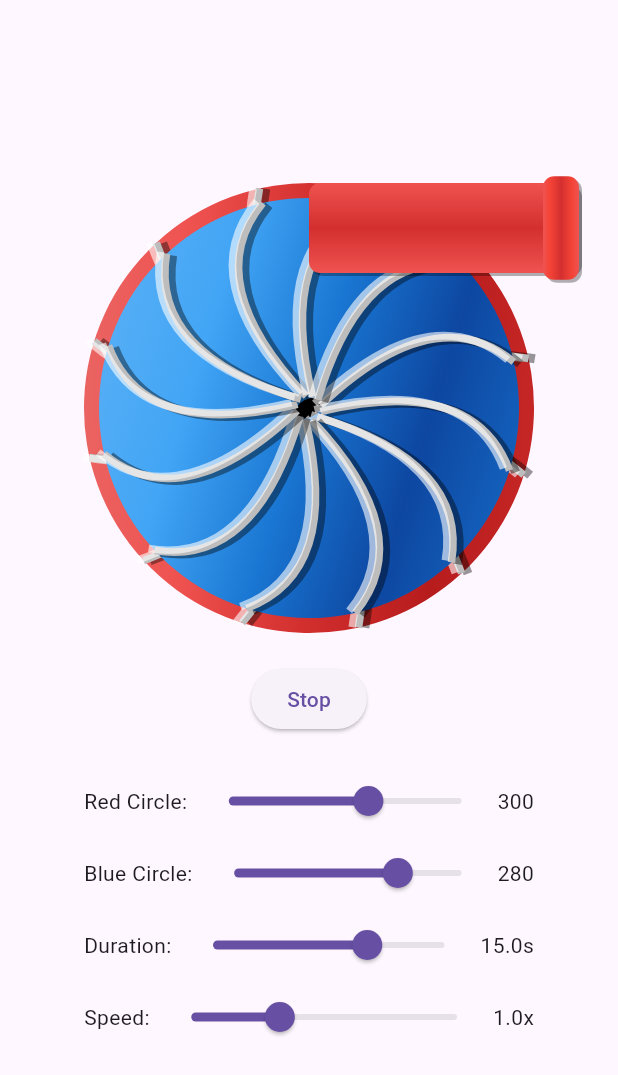
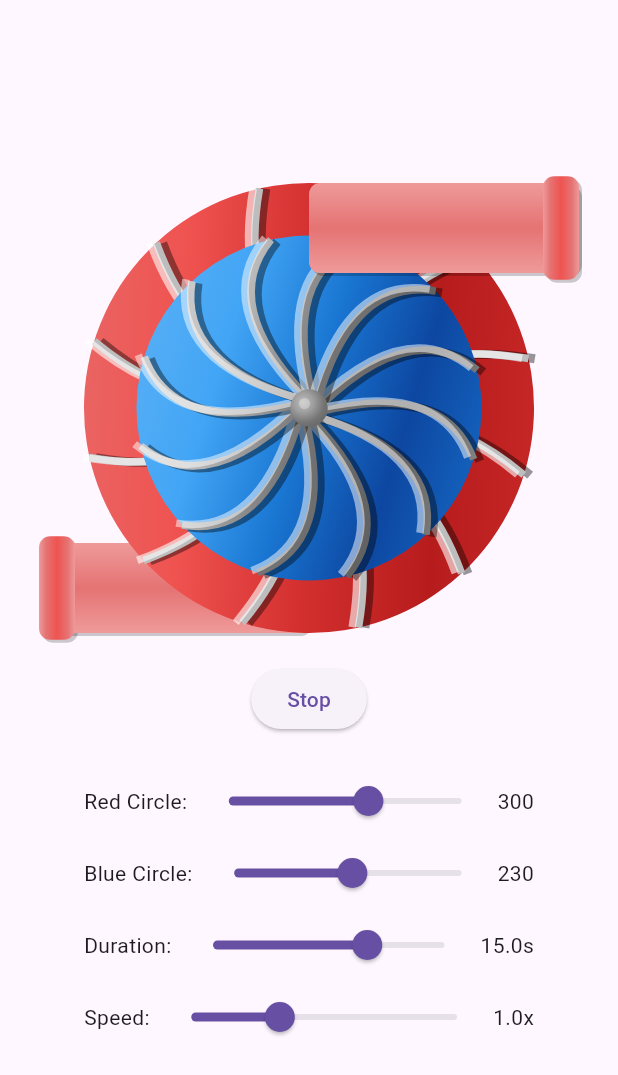
Before and after one commit to Aoli/custom_painter_tct, a Flutter app: the screen it shows after launch, after a tap on "Spin", on a phone screen of 412 x 824 dp. Shown: the top 1075 px of the screen. Run offline on Flutter 3.47's test engine with Material 3 defaults, Android fonts, the phone set to English and light mode, and no system bars.

Commit message:
Update BlueBladePainter and PipePainter for enhanced visuals; add BoltPainter for center bolt rendering

```diff
--- a/lib/custom_painter_test.dart
+++ b/lib/custom_painter_test.dart
@@ -189,12 +189,27 @@ class BlueBladePainter extends CustomPainter {
       ..strokeWidth = 6;
 
     final highlightPaint = Paint()
-      ..color = Colors.white.withOpacity(0.6)
+      ..color = Colors.white.withOpacity(0.5) // Increased opacity
       ..style = PaintingStyle.stroke
       ..strokeWidth = 5;
 
+    // Updated metallic strip paint
+    final metalStripGradient = LinearGradient(
+      begin: Alignment.topLeft,
+      end: Alignment.bottomRight,
+      stops: const [0.0, 0.3, 0.5, 0.7, 1.0],
+      colors: [
+        Colors.grey.shade300, // Lighter highlight
+        Colors.grey.shade400,
+        Colors.grey.shade600, // Middle tone
+        Colors.grey.shade700,
+        Colors.grey.shade500, // Edge reflection
+      ],
+    );
+
     final mainStripPaint = Paint()
-      ..color = Colors.grey.shade400
+      ..shader = metalStripGradient
+          .createShader(Rect.fromCircle(center: center, radius: radius))
       ..style = PaintingStyle.stroke
       ..strokeWidth = 5;
 
@@ -243,60 +258,74 @@ class BlueBladePainter extends CustomPainter {
   }
 }
 
+// Update PipePainter class:
 class PipePainter extends CustomPainter {
   final double pipeLength;
   final double circleRadius;
+  final bool isLeftPipe; // New parameter
 
   PipePainter({
     required this.pipeLength,
     required this.circleRadius,
+    this.isLeftPipe = false, // Default to right pipe
   });
 
   @override
   void paint(Canvas canvas, Size size) {
     final center = Offset(size.width / 2, size.height / 2);
     final pipeWidth = circleRadius * 0.4;
-    final bandWidth = pipeWidth * 0.4; // Width of the mounting band
+    final bandWidth = pipeWidth * 0.4;
 
-    // Main pipe rectangle (full length, no shrinking)
+    // Adjust position based on direction
     final pipeRect = Rect.fromCenter(
-      center: Offset(center.dx + (pipeLength / 2),
-          center.dy - (size.height / 2) + (pipeWidth / 2)),
-      width: pipeLength, // No reduction for band
+      center: Offset(
+          center.dx + (isLeftPipe ? -pipeLength / 2 : pipeLength / 2),
+          center.dy +
+              (isLeftPipe
+                  ? (size.height / 2) - (pipeWidth / 2)
+                  : -(size.height / 2) + (pipeWidth / 2))),
+      width: pipeLength,
       height: pipeWidth,
     );
 
-    // Band rectangle at the end (protrudes from pipe)
+    // Adjust band position based on direction
     final bandRect = Rect.fromCenter(
-      center: Offset(center.dx + pipeLength - (bandWidth / 2),
-          center.dy - (size.height / 2) + (pipeWidth / 2)),
+      center: Offset(
+          center.dx +
+              (isLeftPipe
+                  ? -pipeLength + (bandWidth / 2)
+                  : pipeLength - (bandWidth / 2)),
+          center.dy +
+              (isLeftPipe
+                  ? (size.height / 2) - (pipeWidth / 2)
+                  : -(size.height / 2) + (pipeWidth / 2))),
       width: bandWidth,
-      height: pipeWidth * 1.15, // Slightly larger than pipe
+      height: pipeWidth * 1.15,
     );
 
-    // Gradients
+    // Gradients with different colors based on pipe position
     final pipeGradient = LinearGradient(
       begin: Alignment.topCenter,
       end: Alignment.bottomCenter,
       stops: const [0.0, 0.5, 1.0],
       colors: [
-        Colors.red.shade400, // Lighter red top
-        Colors.red.shade700, // Darker red middle
-        Colors.red.shade400, // Lighter red bottom
+        Colors.red.shade200, // Lighter pale red top
+        Colors.red.shade300, // Pale red middle
+        Colors.red.shade200, // Lighter pale red bottom
       ],
     );
 
-    // Modified band gradient for more belt-like appearance in red
+    // Modified band gradient for more belt-like appearance
     final bandGradient = LinearGradient(
       begin: Alignment.centerLeft,
       end: Alignment.centerRight,
       stops: const [0.0, 0.2, 0.5, 0.8, 1.0],
       colors: [
-        Colors.red.shade400, // Edge
-        Colors.red.shade500, // Shadow
-        Colors.red.shade700, // Middle
-        Colors.red.shade500, // Shadow
-        Colors.red.shade400, // Edge
+        Colors.red.shade200, // Pale edge
+        Colors.red.shade300, // Pale shadow
+        Colors.red.shade400, // Pale middle
+        Colors.red.shade300, // Pale shadow
+        Colors.red.shade200, // Pale edge
       ],
     );
 
@@ -309,8 +338,9 @@ class PipePainter extends CustomPainter {
       ..shader = bandGradient.createShader(bandRect)
       ..style = PaintingStyle.fill;
 
+    // Update shadow opacity for left pipe
     final shadowPaint = Paint()
-      ..color = Colors.black.withOpacity(0.3)
+      ..color = Colors.black.withOpacity(0.2)
       ..style = PaintingStyle.fill;
 
     // Create shapes with different radiuses
@@ -360,7 +390,7 @@ class CircleControlWidget extends StatefulWidget {
 class _CircleControlWidgetState extends State<CircleControlWidget>
     with TickerProviderStateMixin {
   double _redDiameter = 300.0;
-  double _blueDiameter = 280.0;
+  double _blueDiameter = 230.0;
   static const double _holeDiameter = 100.0;
 
   late AnimationController
@@ -418,6 +448,16 @@ class _CircleControlWidgetState extends State<CircleControlWidget>
         Stack(
           alignment: Alignment.center,
           children: [
+            // Add left pipe (drawn first, so it appears below other elements)
+            CustomPaint(
+              size: Size(max(_redDiameter, _blueDiameter),
+                  max(_redDiameter, _blueDiameter)),
+              painter: PipePainter(
+                pipeLength: (_redDiameter / 2) * 1.2,
+                circleRadius: _redDiameter / 2,
+                isLeftPipe: true, // New parameter to indicate left pipe
+              ),
+            ),
             // Existing red circle
             AnimatedBuilder(
               animation: _speedController,
@@ -444,14 +484,20 @@ class _CircleControlWidgetState extends State<CircleControlWidget>
                 );
               },
             ),
-            // Add new pipe layer
+            // Existing right pipe
             CustomPaint(
               size: Size(max(_redDiameter, _blueDiameter),
                   max(_redDiameter, _blueDiameter)),
               painter: PipePainter(
-                pipeLength: (_redDiameter / 2) * 1.2, // radius + 20%
-                circleRadius: _redDiameter / 2, // Pass the red circle's radius
+                pipeLength: (_redDiameter / 2) * 1.2,
+                circleRadius: _redDiameter / 2,
+                isLeftPipe: false, // Default right pipe
               ),
+            ),
+            // Add center bolt on top
+            CustomPaint(
+              size: Size(25, 25), // Make width and height equal for round bolt
+              painter: BoltPainter(),
             ),
           ],
         ),
@@ -583,3 +629,52 @@ class MyWidget extends StatelessWidget {
     );
   }
 }
+
+// Add new BoltPainter class:
+class BoltPainter extends CustomPainter {
+  @override
+  void paint(Canvas canvas, Size size) {
+    final center = Offset(size.width / 2, size.height / 2);
+    final radius = 12.5;
+
+    // Metallic gradient for bolt
+    final metalGradient = RadialGradient(
+      center: const Alignment(-0.3, -0.3), // Offset for light source
+      radius: 0.9,
+      stops: const [0.0, 0.3, 0.6, 0.9, 1.0],
+      colors: [
+        Colors.grey.shade400, // Highlight
+        Colors.grey.shade500,
+        Colors.grey.shade600,
+        Colors.grey.shade700,
+        Colors.grey.shade800, // Edge shadow
+      ],
+    );
+
+    final boltPaint = Paint()
+      ..shader = metalGradient
+          .createShader(Rect.fromCircle(center: center, radius: radius))
+      ..style = PaintingStyle.fill;
+
+    // Draw metallic bolt
+    canvas.drawCircle(
+      center,
+      radius,
+      boltPaint,
+    );
+
+    // Add subtle highlight
+    final highlightPaint = Paint()
+      ..color = Colors.white.withOpacity(0.3)
+      ..style = PaintingStyle.fill;
+
+    canvas.drawCircle(
+      Offset(center.dx - 3, center.dy - 3),
+      radius * 0.3,
+      highlightPaint,
+    );
+  }
+
+  @override
+  bool shouldRepaint(covariant CustomPainter oldDelegate) => false;
+}
```
